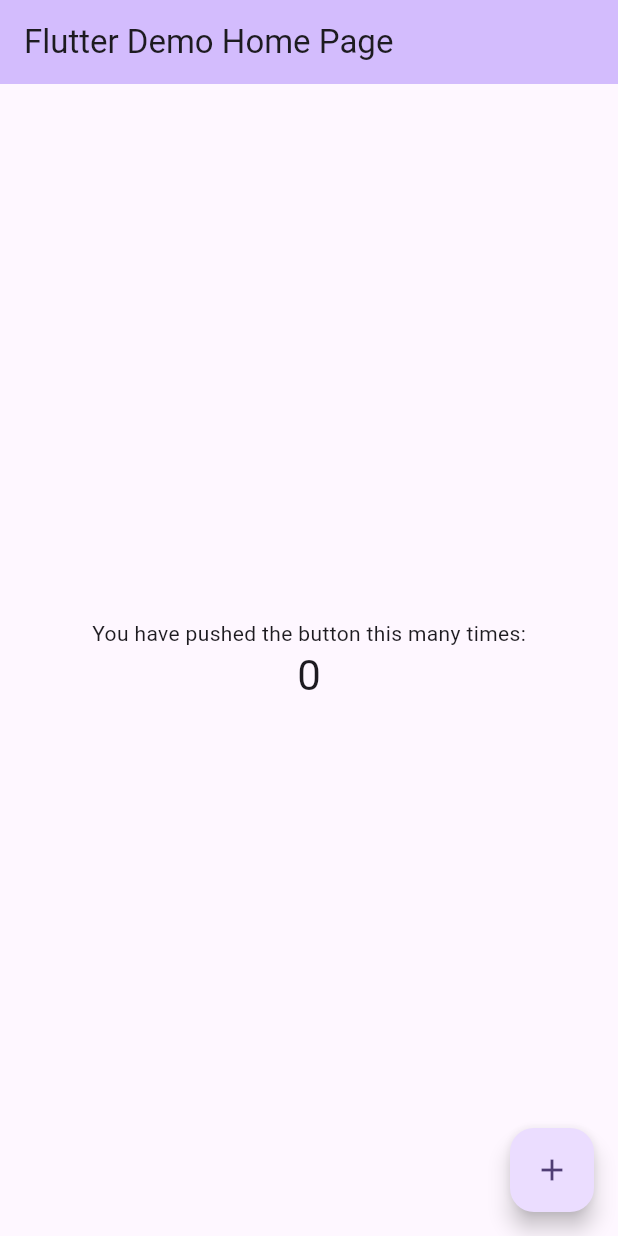
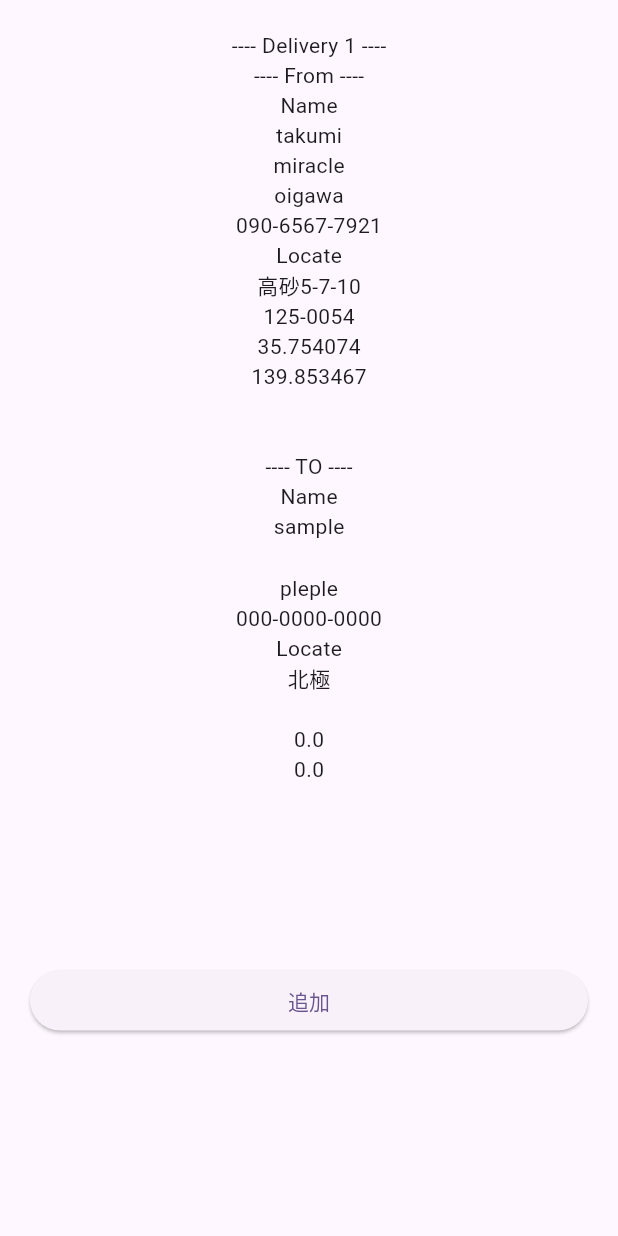
Before and after one commit to takumiooooooooigawa/delivery-support, a Flutter app: the screen it shows after launch, on a phone screen of 412 x 824 dp. Run offline on Flutter 3.47's test engine with Material 3 defaults, Android fonts, the phone set to English and light mode, and no system bars; our stand-ins replace flutter_riverpod, freezed_annotation, riverpod.

Commit message:
基盤アーキ + サンプルページ作成

```diff
--- /dev/null
+++ b/lib/domain/deliverys.dart
@@ -0,0 +1,16 @@
+import 'package:delivery_support/domain/delivery.dart';
+import 'package:freezed_annotation/freezed_annotation.dart';
+
+part 'deliverys.freezed.dart';
+part 'deliverys.g.dart';
+
+@freezed
+class Deliverys with _$Deliverys {
+  @JsonSerializable(explicitToJson: true)
+  const factory Deliverys({
+    @Default([]) List<Delivery> deliverys,
+  }) = _Deliverys;
+
+  factory Deliverys.fromJson(Map<String, dynamic> json) =>
+      _$DeliverysFromJson(json);
+}
--- a/lib/main.dart
+++ b/lib/main.dart
@@ -1,125 +1,25 @@
+import 'package:delivery_support/pages/sample_page.dart';
 import 'package:flutter/material.dart';
+import 'package:flutter_riverpod/flutter_riverpod.dart';
 
 void main() {
-  runApp(const MyApp());
+  runApp(ProviderScope(child: const DeliverySupportApp()));
 }
 
-class MyApp extends StatelessWidget {
-  const MyApp({super.key});
+class DeliverySupportApp extends StatelessWidget {
+  const DeliverySupportApp({super.key});
 
-  // This widget is the root of your application.
   @override
   Widget build(BuildContext context) {
     return MaterialApp(
-      title: 'Flutter Demo',
+      title: 'Sample Page',
       theme: ThemeData(
-        // This is the theme of your application.
-        //
-        // TRY THIS: Try running your application with "flutter run". You'll see
-        // the application has a purple toolbar. Then, without quitting the app,
-        // try changing the seedColor in the colorScheme below to Colors.green
-        // and then invoke "hot reload" (save your changes or press the "hot
-        // reload" button in a Flutter-supported IDE, or press "r" if you used
-        // the command line to start the app).
-        //
-        // Notice that the counter didn't reset back to zero; the application
-        // state is not lost during the reload. To reset the state, use hot
-        // restart instead.
-        //
-        // This works for code too, not just values: Most code changes can be
-        // tested with just a hot reload.
         colorScheme: ColorScheme.fromSeed(seedColor: Colors.deepPurple),
         useMaterial3: true,
       ),
-      home: const MyHomePage(title: 'Flutter Demo Home Page'),
+      home: Scaffold(
+        body: const SamplePage(),
+      ),
     );
   }
 }
-
-class MyHomePage extends StatefulWidget {
-  const MyHomePage({super.key, required this.title});
-
-  // This widget is the home page of your application. It is stateful, meaning
-  // that it has a State object (defined below) that contains fields that affect
-  // how it looks.
-
-  // This class is the configuration for the state. It holds the values (in this
-  // case the title) provided by the parent (in this case the App widget) and
-  // used by the build method of the State. Fields in a Widget subclass are
-  // always marked "final".
-
-  final String title;
-
-  @override
-  State<MyHomePage> createState() => _MyHomePageState();
-}
-
-class _MyHomePageState extends State<MyHomePage> {
-  int _counter = 0;
-
-  void _incrementCounter() {
-    setState(() {
-      // This call to setState tells the Flutter framework that something has
-      // changed in this State, which causes it to rerun the build method below
-      // so that the display can reflect the updated values. If we changed
-      // _counter without calling setState(), then the build method would not be
-      // called again, and so nothing would appear to happen.
-      _counter++;
-    });
-  }
-
-  @override
-  Widget build(BuildContext context) {
-    // This method is rerun every time setState is called, for instance as done
-    // by the _incrementCounter method above.
-    //
-    // The Flutter framework has been optimized to make rerunning build methods
-    // fast, so that you can just rebuild anything that needs updating rather
-    // than having to individually change instances of widgets.
-    return Scaffold(
-      appBar: AppBar(
-        // TRY THIS: Try changing the color here to a specific color (to
-        // Colors.amber, perhaps?) and trigger a hot reload to see the AppBar
-        // change color while the other colors stay the same.
-        backgroundColor: Theme.of(context).colorScheme.inversePrimary,
-        // Here we take the value from the MyHomePage object that was created by
-        // the App.build method, and use it to set our appbar title.
-        title: Text(widget.title),
-      ),
-      body: Center(
-        // Center is a layout widget. It takes a single child and positions it
-        // in the middle of the parent.
-        child: Column(
-          // Column is also a layout widget. It takes a list of children and
-          // arranges them vertically. By default, it sizes itself to fit its
-          // children horizontally, and tries to be as tall as its parent.
-          //
-          // Column has various properties to control how it sizes itself and
-          // how it positions its children. Here we use mainAxisAlignment to
-          // center the children vertically; the main axis here is the vertical
-          // axis because Columns are vertical (the cross axis would be
-          // horizontal).
-          //
-          // TRY THIS: Invoke "debug painting" (choose the "Toggle Debug Paint"
-          // action in the IDE, or press "p" in the console), to see the
-          // wireframe for each widget.
-          mainAxisAlignment: MainAxisAlignment.center,
-          children: <Widget>[
-            const Text(
-              'You have pushed the button this many times:',
-            ),
-            Text(
-              '$_counter',
-              style: Theme.of(context).textTheme.headlineMedium,
-            ),
-          ],
-        ),
-      ),
-      floatingActionButton: FloatingActionButton(
-        onPressed: _incrementCounter,
-        tooltip: 'Increment',
-        child: const Icon(Icons.add),
-      ), // This trailing comma makes auto-formatting nicer for build methods.
-    );
-  }
-}
--- /dev/null
+++ b/lib/pages/sample_page.dart
@@ -0,0 +1,63 @@
+import 'package:delivery_support/provider/delivery_provider.dart';
+import 'package:delivery_support/usecase/delivery_usecase.dart';
+import 'package:flutter/material.dart';
+import 'package:flutter_riverpod/flutter_riverpod.dart';
+
+class SamplePage extends ConsumerWidget {
+  const SamplePage({Key? key}) : super(key: key);
+
+  @override
+  Widget build(BuildContext context, WidgetRef ref) {
+    final deliverys = ref.watch(deliverysStateNotifierProvider);
+    final deliverys_list = deliverys.deliverys;
+    final deliverysNotifer = ref.read(deliverysStateNotifierProvider.notifier);
+    return Container(
+      padding: EdgeInsets.all(20),
+      child: ListView.builder(
+        itemCount: deliverys_list.length + 1,
+        itemBuilder: (context, index) {
+          return index != deliverys_list.length
+              ? Column(
+                  children: [
+                    Text("---- Delivery " + (index + 1).toString() + " ----"),
+                    const Text("---- From ----"),
+                    const Text("Name"),
+                    // MEMO: ここchain長いのKIMOI
+                    Text(deliverys_list[index].from.user.name.first_name),
+                    Text(deliverys_list[index].from.user.name.middle_name),
+                    Text(deliverys_list[index].from.user.name.last_name),
+                    Text(deliverys_list[index].from.user.tel_number),
+                    const Text("Locate"),
+                    Text(deliverys_list[index].from.locate.address),
+                    Text(deliverys_list[index].from.locate.zipcode),
+                    Text(deliverys_list[index].from.locate.latitude.toString()),
+                    Text(
+                        deliverys_list[index].from.locate.longitude.toString()),
+                    const SizedBox(height: 40),
+                    const Text("---- TO ----"),
+                    const Text("Name"),
+                    Text(deliverys_list[index].to.user.name.first_name),
+                    Text(deliverys_list[index].to.user.name.middle_name),
+                    Text(deliverys_list[index].to.user.name.last_name),
+                    Text(deliverys_list[index].to.user.tel_number),
+                    const Text("Locate"),
+                    Text(deliverys_list[index].to.locate.address),
+                    Text(deliverys_list[index].to.locate.zipcode),
+                    Text(deliverys_list[index].to.locate.latitude.toString()),
+                    Text(deliverys_list[index].to.locate.longitude.toString()),
+                    const SizedBox(height: 120),
+                  ],
+                )
+              : ElevatedButton(
+                  onPressed: () {
+                    final usecase = DeliveryUsecase();
+                    final new_delivery = usecase.create_delivery();
+                    deliverysNotifer.add_delivery(new_delivery);
+                  },
+                  child: const Text("追加"),
+                );
+        },
+      ),
+    );
+  }
+}
--- /dev/null
+++ b/lib/provider/delivery_provider.dart
@@ -0,0 +1,64 @@
+// 配達情報のstateをここに突っ込む
+// StateNotifierでロジックを書くのは極力やらない方向にしたい
+// ロジック部分はUseCaseに任せたい
+
+import 'package:delivery_support/domain/delivery.dart';
+import 'package:delivery_support/domain/deliverys.dart';
+import 'package:delivery_support/domain/locate.dart';
+import 'package:delivery_support/domain/name.dart';
+import 'package:delivery_support/domain/shipping_info.dart';
+import 'package:delivery_support/domain/user.dart';
+import 'package:riverpod/riverpod.dart';
+
+// TODO: Debug用データ、いつか消す
+final debug_delivery = const Delivery(
+    from: const ShippingInfo(
+      user: const User(
+        name: const Name(
+            first_name: "takumi", middle_name: "miracle", last_name: "oigawa"),
+        tel_number: "090-6567-7921",
+      ),
+      locate: const Locate(
+        address: "高砂5-7-10",
+        zipcode: "125-0054",
+        latitude: 35.754074,
+        longitude: 139.853467,
+      ),
+    ),
+    to: const ShippingInfo(
+      user: const User(
+        name: const Name(
+            first_name: "sample", middle_name: "", last_name: "pleple"),
+        tel_number: "000-0000-0000",
+      ),
+      locate: const Locate(
+        address: "北極",
+        zipcode: "",
+        latitude: 0.0,
+        longitude: 0.0,
+      ),
+    ),
+    image_key: "debug_image_key");
+final debug_deliverys = Deliverys(deliverys: [debug_delivery]);
+
+final deliverysStateNotifierProvider =
+    StateNotifierProvider<DeliverysProvider, Deliverys>((ref) {
+  // 初期値設定したい場合(デバッグ用)
+  return DeliverysProvider(deliverys: debug_deliverys);
+  // return DeliverysProvider();
+});
+
+class DeliverysProvider extends StateNotifier<Deliverys> {
+  DeliverysProvider({Deliverys? deliverys})
+      : super(deliverys ?? debug_deliverys);
+
+  void add_delivery(Delivery delivery) {
+    List<Delivery> new_deliverys = [];
+    new_deliverys
+      ..addAll(state.deliverys)
+      ..add(delivery);
+    state = state.copyWith(deliverys: new_deliverys);
+  }
+
+  void delete_delivery() {}
+}
--- /dev/null
+++ b/lib/theme/theme.dart
@@ -0,0 +1,9 @@
+import 'package:flutter/material.dart';
+
+// textのstyleとかが膨大になったら都度ファイル切る
+final app_theme = ThemeData(textTheme: TextTheme());
+
+final text_style = TextStyle(
+  color: Colors.black,
+  fontSize: 16,
+);
--- /dev/null
+++ b/lib/usecase/delivery_usecase.dart
@@ -0,0 +1,17 @@
+import 'package:delivery_support/domain/delivery.dart';
+import 'package:delivery_support/domain/locate.dart';
+import 'package:delivery_support/domain/name.dart';
+import 'package:delivery_support/domain/shipping_info.dart';
+import 'package:delivery_support/domain/user.dart';
+import 'package:delivery_support/provider/delivery_provider.dart';
+
+class DeliveryUsecase {
+  Delivery create_delivery() {
+    Delivery new_delivery = debug_delivery.copyWith(
+        to: ShippingInfo(
+      user: User(name: Name(first_name: "add_name")),
+      locate: Locate(),
+    ));
+    return new_delivery;
+  }
+}
--- a/pubspec.yaml
+++ b/pubspec.yaml
@@ -38,6 +38,7 @@ dependencies:
   # freezedの3.0.0はflutterの3.5.0以上が必要らしい
   freezed_annotation: ^2.4.1
   json_annotation: ^4.9.0
+  flutter_riverpod: ^2.6.1
 
 dev_dependencies:
   build_runner: ^2.4.9
@@ -45,6 +46,8 @@ dev_dependencies:
   flutter_test:
     sdk: flutter
   json_serializable: ^6.8.0
+  custom_lint: ^0.6.4
+  riverpod_lint: ^2.3.10
 
   # The "flutter_lints" package below contains a set of recommended lints to
   # encourage good coding practices. The lint set provided by the package is
```
Also changed, not shown: lib/domain/deliverys.freezed.dart (added), lib/domain/deliverys.g.dart (added), 1 other file.
